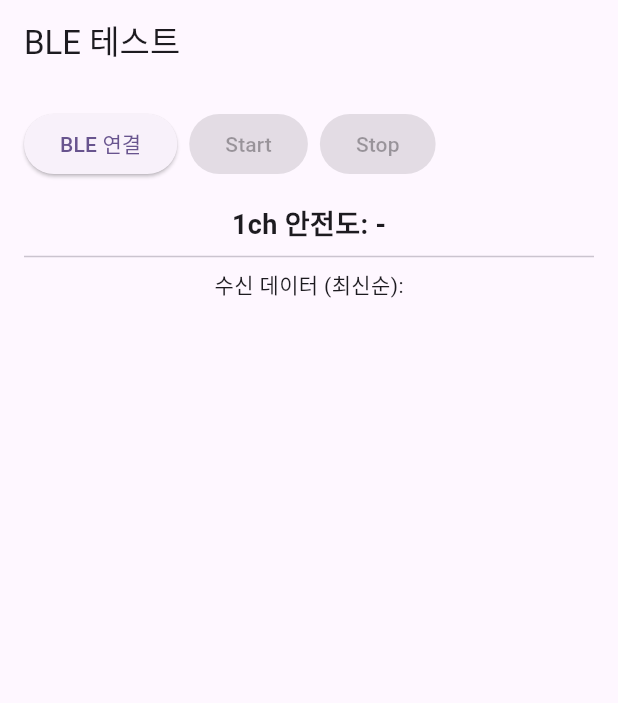
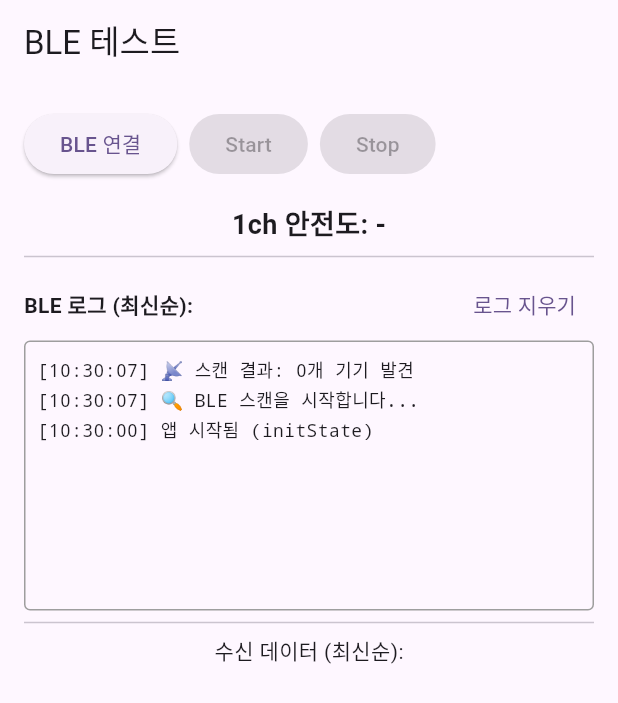
Before and after one commit to Dindb-dong/rem-sleep-safety, a Flutter app: the screen it shows after launch, after a tap on "BLE 연결", on a phone screen of 412 x 824 dp. Shown: the top 703 px of the screen. Run offline on Flutter 3.47's test engine with Material 3 defaults, Android fonts, the phone set to English and light mode, and no system bars; our stand-ins replace flutter_blue_plus.

Commit message:
add: UUID, fix: start.sh

```diff
--- a/lib/ble_test_page.dart
+++ b/lib/ble_test_page.dart
@@ -1,3 +1,13 @@
+// NUS (Nordic UART Service) UUID 설명
+// NUS_BASE_UUID: 128비트 UUID 템플릿 (예: 9ECA DC24 0EE5 A9E0 93F3 A3B5 0000 406E)
+// BLE_UUID_NUS_TX_CHARACTERISTIC: 0x0003 (송신용)
+// BLE_UUID_NUS_RX_CHARACTERISTIC: 0x0002 (수신용)
+// 실제 사용되는 UUID는 Base UUID의 13, 14번째 바이트(0x00, 0x00)가 각각 0x03, 0x00 또는 0x02, 0x00으로 대체되어 생성됩니다.
+// 예시:
+//   TX: 9ECA DC24 0EE5 A9E0 93F3 A3B5 0003 406E
+//   RX: 9ECA DC24 0EE5 A9E0 93F3 A3B5 0002 406E
+// 이 UUID로 BLE 서비스/캐릭터리스틱을 찾고 데이터 송수신에 사용합니다.
+
 import 'package:flutter/material.dart';
 import 'package:flutter_blue_plus/flutter_blue_plus.dart';
 import 'dart:typed_data';
@@ -17,13 +27,27 @@ class _BleTestPageState extends State<BleTestPage> {
   final List<String> _receivedData = [];
   String? _safety1ch;
   StreamSubscription<List<ScanResult>>? _scanSubscription;
+  final List<String> _logs = []; // 로그 저장용
 
-  // TODO: 실제 기기 이름으로 변경
-  final String targetDeviceName = "YOUR_BLE_DEVICE_NAME";
+  // NUS UUID 정의
+  final Guid nusServiceUuid = Guid("6e406000-b5a3-f393-e0a9-e50e24dcca9e");
+  final Guid nusTxCharUuid = Guid("6e406003-b5a3-f393-e0a9-e50e24dcca9e");
+  final Guid nusRxCharUuid = Guid("6e406002-b5a3-f393-e0a9-e50e24dcca9e");
+
+  void _addLog(String message) {
+    final timestamp = DateTime.now().toString().substring(11, 19); // HH:MM:SS
+    setState(() {
+      _logs.insert(0, "[$timestamp] $message");
+      if (_logs.length > 50) _logs.removeLast(); // 최대 50개 로그만 유지
+    });
+    print("[BLE_LOG] $message"); // 콘솔에도 출력
+  }
 
   void _connect() {
+    _addLog("🔍 BLE 스캔을 시작합니다...");
     FlutterBluePlus.startScan(timeout: const Duration(seconds: 4));
     _scanSubscription = FlutterBluePlus.scanResults.listen((results) {
+      _addLog("📡 스캔 결과: ${results.length}개 기기 발견");
       for (ScanResult r in results) {
         _handleScanResult(r);
       }
@@ -31,28 +55,80 @@ class _BleTestPageState extends State<BleTestPage> {
   }
 
   Future<void> _handleScanResult(ScanResult r) async {
-    if (r.device.platformName == targetDeviceName) {
+    final deviceName = r.device.platformName.isNotEmpty
+        ? r.device.platformName
+        : r.device.remoteId.toString();
+
+    _addLog("📱 기기 발견: $deviceName (${r.device.remoteId})");
+    _addLog("   - RSSI: ${r.rssi} dBm");
+    _addLog("   - 서비스 UUID 개수: ${r.advertisementData.serviceUuids.length}");
+
+    // UUID 기반으로 서비스가 있는 기기만 연결
+    final serviceUuids = r.advertisementData.serviceUuids;
+    if (serviceUuids.contains(nusServiceUuid)) {
+      _addLog("✅ NUS 서비스 발견! 연결을 시도합니다...");
       FlutterBluePlus.stopScan();
+      _addLog("🛑 스캔을 중지했습니다.");
+
+      try {
+        _addLog("🔗 기기에 연결 중...");
         await r.device.connect();
+        _addLog("✅ 기기 연결 성공!");
+
         setState(() {
           _device = r.device;
           _isConnected = true;
         });
+
+        _addLog("🔍 서비스를 탐색 중...");
         var services = await r.device.discoverServices();
+        _addLog("📋 발견된 서비스 개수: ${services.length}");
+
         for (var s in services) {
+          _addLog("   - 서비스: ${s.uuid}");
+          if (s.uuid == nusServiceUuid) {
+            _addLog("✅ NUS 서비스를 찾았습니다!");
+            _addLog("   - 캐릭터리스틱 개수: ${s.characteristics.length}");
+
             for (var c in s.characteristics) {
-          if (c.properties.notify) {
+              _addLog("     - 캐릭터리스틱: ${c.uuid}");
+              _addLog("       속성: ${c.properties}");
+
+              if (c.uuid == nusTxCharUuid && c.properties.notify) {
+                _addLog("✅ TX 캐릭터리스틱 발견! 알림을 활성화합니다...");
                 _characteristic = c;
                 await c.setNotifyValue(true);
-            c.value.listen(_onDataReceived);
+                _addLog("✅ 알림 활성화 완료!");
+                c.lastValueStream.listen(_onDataReceived);
+                _addLog("🎧 데이터 수신 대기 중...");
               }
             }
           }
         }
+      } catch (e) {
+        _addLog("❌ 연결 실패: $e");
+        setState(() {
+          _isConnected = false;
+          _device = null;
+          _characteristic = null;
+        });
+      }
+    } else {
+      _addLog("❌ NUS 서비스가 없습니다. 건너뜁니다.");
+    }
   }
 
   void _disconnect() async {
-    await _device?.disconnect();
+    if (_device != null) {
+      _addLog("🔌 연결을 해제합니다...");
+      try {
+        await _device!.disconnect();
+        _addLog("✅ 연결 해제 완료!");
+      } catch (e) {
+        _addLog("❌ 연결 해제 실패: $e");
+      }
+    }
+
     setState(() {
       _isConnected = false;
       _device = null;
@@ -63,20 +139,37 @@ class _BleTestPageState extends State<BleTestPage> {
   }
 
   void _sendStart() {
+    _addLog("▶️ Start 명령을 전송합니다...");
     _sendData([0x01, 0x0d, 0x0a]);
   }
 
   void _sendStop() {
+    _addLog("⏹️ Stop 명령을 전송합니다...");
     _sendData([0x02, 0x0d, 0x0a]);
   }
 
   void _sendData(List<int> bytes) async {
     if (_characteristic != null) {
+      try {
+        _addLog(
+          "📤 데이터 전송: ${bytes.map((b) => b.toRadixString(16).padLeft(2, '0')).join(' ')}",
+        );
         await _characteristic!.write(Uint8List.fromList(bytes));
+        _addLog("✅ 데이터 전송 완료!");
+      } catch (e) {
+        _addLog("❌ 데이터 전송 실패: $e");
+      }
+    } else {
+      _addLog("❌ 캐릭터리스틱이 없습니다. 연결을 확인해주세요.");
     }
   }
 
   void _onDataReceived(List<int> data) {
+    _addLog("📥 데이터 수신: ${data.length}바이트");
+    _addLog(
+      "   - 데이터: ${data.map((b) => b.toRadixString(16).padLeft(2, '0')).join(' ')}",
+    );
+
     if (data.length >= 184 &&
         data[0] == 0x40 &&
         data[181] == 0x0d &&
@@ -85,6 +178,8 @@ class _BleTestPageState extends State<BleTestPage> {
           .sublist(6, 9)
           .map((b) => b.toRadixString(16).padLeft(2, '0'))
           .join(' ');
+      _addLog("✅ 유효한 데이터 패킷! 1ch 안전도: $oneCh");
+
       setState(() {
         _receivedData.insert(
           0,
@@ -92,7 +187,17 @@ class _BleTestPageState extends State<BleTestPage> {
         );
         _safety1ch = oneCh;
       });
+    } else {
+      _addLog(
+        "⚠️ 유효하지 않은 데이터 패킷 (길이: ${data.length}, 시작: 0x${data.isNotEmpty ? data[0].toRadixString(16) : 'N/A'})",
+      );
     }
+  }
+
+  @override
+  void initState() {
+    super.initState();
+    _addLog("앱 시작됨 (initState)");
   }
 
   @override
@@ -133,6 +238,47 @@ class _BleTestPageState extends State<BleTestPage> {
               style: const TextStyle(fontSize: 18, fontWeight: FontWeight.bold),
             ),
             const Divider(),
+            Row(
+              mainAxisAlignment: MainAxisAlignment.spaceBetween,
+              children: [
+                const Text(
+                  'BLE 로그 (최신순):',
+                  style: TextStyle(fontWeight: FontWeight.bold),
+                ),
+                TextButton(
+                  onPressed: () {
+                    setState(() {
+                      _logs.clear();
+                    });
+                  },
+                  child: const Text('로그 지우기'),
+                ),
+              ],
+            ),
+            SizedBox(
+              height: 180, // 고정 높이로 변경
+              child: Container(
+                padding: const EdgeInsets.all(8),
+                decoration: BoxDecoration(
+                  border: Border.all(color: Colors.grey),
+                  borderRadius: BorderRadius.circular(4),
+                ),
+                child: ListView.builder(
+                  itemCount: _logs.length,
+                  itemBuilder: (context, idx) => Padding(
+                    padding: const EdgeInsets.symmetric(vertical: 1),
+                    child: Text(
+                      _logs[idx],
+                      style: const TextStyle(
+                        fontFamily: 'monospace',
+                        fontSize: 12,
+                      ),
+                    ),
+                  ),
+                ),
+              ),
+            ),
+            const Divider(),
             const Text('수신 데이터 (최신순):'),
             Expanded(
               child: ListView.builder(
```
Also changed, not shown: 1 other file. Lines whose indentation alone changed are shown as unchanged.
